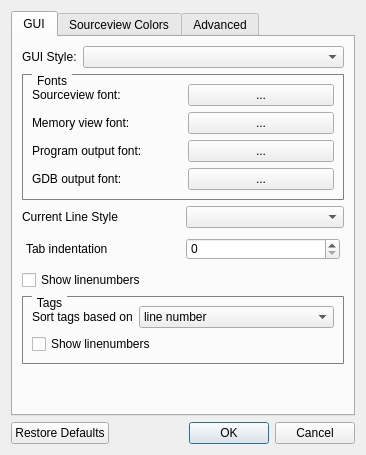
This is src/settingsdialog.ui in jhn98032/gede as Qt 5 draws it before an edit. The edited form follows.
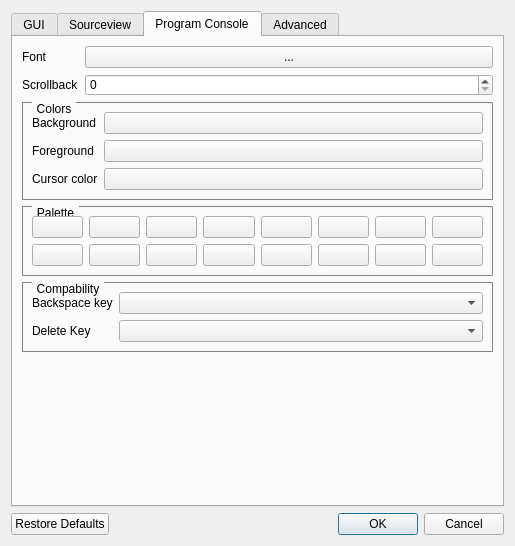
This is the edited form. The open tabs and pages were chosen to show the change. Custom widgets are drawn as their Qt base class.

Commit message: Added more program console settings in dialog

```diff
--- a/src/settingsdialog.ui
+++ b/src/settingsdialog.ui
@@ -6,8 +6,8 @@
    <rect>
     <x>0</x>
     <y>0</y>
-    <width>366</width>
-    <height>455</height>
+    <width>515</width>
+    <height>546</height>
    </rect>
   </property>
   <property name="windowTitle">
@@ -80,34 +80,7 @@
          </property>
          <layout class="QVBoxLayout" name="verticalLayout_6">
           <item>
-           <layout class="QHBoxLayout" name="horizontalLayout">
-            <item>
-             <widget class="QLabel" name="label">
-              <property name="minimumSize">
-               <size>
-                <width>150</width>
-                <height>0</height>
-               </size>
-              </property>
-              <property name="text">
-               <string>Sourceview font:</string>
-              </property>
-             </widget>
-            </item>
-            <item>
-             <widget class="QPushButton" name="pushButton_selectFont">
-              <property name="sizePolicy">
-               <sizepolicy hsizetype="MinimumExpanding" vsizetype="Fixed">
-                <horstretch>0</horstretch>
-                <verstretch>0</verstretch>
-               </sizepolicy>
-              </property>
-              <property name="text">
-               <string>...</string>
-              </property>
-             </widget>
-            </item>
-           </layout>
+           <layout class="QHBoxLayout" name="horizontalLayout"/>
           </item>
           <item>
            <layout class="QHBoxLayout" name="horizontalLayout_2">
@@ -140,34 +113,7 @@
            </layout>
           </item>
           <item>
-           <layout class="QHBoxLayout" name="horizontalLayout_3">
-            <item>
-             <widget class="QLabel" name="label_3">
-              <property name="minimumSize">
-               <size>
-                <width>150</width>
-                <height>0</height>
-               </size>
-              </property>
-              <property name="text">
-               <string>Program output font:</string>
-              </property>
-             </widget>
-            </item>
-            <item>
-             <widget class="QPushButton" name="pushButton_selectOutputFont">
-              <property name="sizePolicy">
-               <sizepolicy hsizetype="MinimumExpanding" vsizetype="Fixed">
-                <horstretch>0</horstretch>
-                <verstretch>0</verstretch>
-               </sizepolicy>
-              </property>
-              <property name="text">
-               <string>...</string>
-              </property>
-             </widget>
-            </item>
-           </layout>
+           <layout class="QHBoxLayout" name="horizontalLayout_3"/>
           </item>
           <item>
            <layout class="QHBoxLayout" name="horizontalLayout_4">
@@ -202,53 +148,6 @@
          </layout>
         </widget>
        </item>
-       <item>
-        <layout class="QHBoxLayout" name="horizontalLayout_9">
-         <item>
-          <widget class="QLabel" name="label_18">
-           <property name="text">
-            <string>Current Line Style</string>
-           </property>
-          </widget>
-         </item>
-         <item>
-          <widget class="QComboBox" name="comboBox_currentLineStyle"/>
-         </item>
-        </layout>
-       </item>
-       <item>
-        <layout class="QHBoxLayout" name="horizontalLayout_8">
-         <property name="leftMargin">
-          <number>4</number>
-         </property>
-         <property name="topMargin">
-          <number>4</number>
-         </property>
-         <property name="rightMargin">
-          <number>4</number>
-         </property>
-         <property name="bottomMargin">
-          <number>4</number>
-         </property>
-         <item>
-          <widget class="QLabel" name="label_16">
-           <property name="text">
-            <string>Tab indentation</string>
-           </property>
-          </widget>
-         </item>
-         <item>
-          <widget class="QSpinBox" name="spinBox_tabIndent"/>
-         </item>
-        </layout>
-       </item>
-       <item>
-        <widget class="QCheckBox" name="checkBox_showLineNo">
-         <property name="text">
-          <string>Show linenumbers</string>
-         </property>
-        </widget>
-       </item>
        <item>
         <widget class="QGroupBox" name="groupBox">
          <property name="styleSheet">
@@ -322,13 +221,26 @@
      </widget>
      <widget class="QWidget" name="tab">
       <attribute name="title">
-       <string>Sourceview Colors</string>
+       <string>Sourceview</string>
       </attribute>
       <layout class="QVBoxLayout" name="verticalLayout_4">
        <item>
-        <layout class="QGridLayout" name="gridLayout">
+        <layout class="QFormLayout" name="formLayout_3">
+         <item row="0" column="0">
+          <widget class="QLabel" name="label_3">
+           <property name="minimumSize">
+            <size>
+             <width>150</width>
+             <height>0</height>
+            </size>
+           </property>
+           <property name="text">
+            <string>Sourceview font:</string>
+           </property>
+          </widget>
+         </item>
          <item row="0" column="1">
-          <widget class="MColorButton" name="pushButton_clr_background">
+          <widget class="QPushButton" name="pushButton_selectFont">
            <property name="sizePolicy">
             <sizepolicy hsizetype="MinimumExpanding" vsizetype="Fixed">
              <horstretch>0</horstretch>
@@ -336,131 +248,471 @@
             </sizepolicy>
            </property>
            <property name="text">
-            <string/>
-           </property>
-          </widget>
-         </item>
-         <item row="0" column="0">
-          <widget class="QLabel" name="label_6">
-           <property name="text">
-            <string>Background</string>
+            <string>...</string>
            </property>
           </widget>
          </item>
          <item row="1" column="0">
-          <widget class="QLabel" name="label_7">
+          <widget class="QLabel" name="label_27">
            <property name="text">
-            <string>Comment</string>
-           </property>
-          </widget>
-         </item>
-         <item row="1" column="1">
-          <widget class="MColorButton" name="pushButton_clr_comment">
-           <property name="text">
-            <string/>
-           </property>
-          </widget>
-         </item>
-         <item row="2" column="1">
-          <widget class="MColorButton" name="pushButton_clr_string">
-           <property name="text">
-            <string/>
-           </property>
-          </widget>
-         </item>
-         <item row="3" column="1">
-          <widget class="MColorButton" name="pushButton_clr_incString">
-           <property name="text">
-            <string/>
+            <string>Tab indentation</string>
            </property>
           </widget>
          </item>
          <item row="2" column="0">
-          <widget class="QLabel" name="label_8">
+          <widget class="QLabel" name="label_25">
            <property name="text">
-            <string>String</string>
+            <string>Current Line Style</string>
            </property>
           </widget>
          </item>
-         <item row="3" column="0">
-          <widget class="QLabel" name="label_9">
-           <property name="text">
-            <string>Inc string</string>
-           </property>
-          </widget>
+         <item row="1" column="1">
+          <widget class="QSpinBox" name="spinBox_tabIndent"/>
          </item>
-         <item row="6" column="0">
-          <widget class="QLabel" name="label_12">
-           <property name="text">
-            <string>Number</string>
-           </property>
-          </widget>
+         <item row="2" column="1">
+          <widget class="QComboBox" name="comboBox_currentLineStyle"/>
          </item>
-         <item row="4" column="1">
-          <widget class="MColorButton" name="pushButton_clr_keyword">
+        </layout>
+       </item>
+       <item>
+        <widget class="QCheckBox" name="checkBox_showLineNo">
+         <property name="text">
+          <string>Show linenumbers</string>
+         </property>
+        </widget>
+       </item>
+       <item>
+        <widget class="QGroupBox" name="groupBox_991">
+         <property name="title">
+          <string>Colors</string>
+         </property>
+         <layout class="QGridLayout" name="gridLayout">
+          <property name="verticalSpacing">
+           <number>4</number>
+          </property>
+          <item row="1" column="0">
+           <widget class="QLabel" name="label_7">
+            <property name="text">
+             <string>Comment</string>
+            </property>
+           </widget>
+          </item>
+          <item row="7" column="1">
+           <widget class="MColorButton" name="pushButton_clr_foreground">
+            <property name="text">
+             <string/>
+            </property>
+           </widget>
+          </item>
+          <item row="1" column="1">
+           <widget class="MColorButton" name="pushButton_clr_comment">
+            <property name="text">
+             <string/>
+            </property>
+           </widget>
+          </item>
+          <item row="8" column="0">
+           <widget class="QLabel" name="label_17">
+            <property name="text">
+             <string>Current line</string>
+            </property>
+           </widget>
+          </item>
+          <item row="2" column="0">
+           <widget class="QLabel" name="label_8">
+            <property name="text">
+             <string>String</string>
+            </property>
+           </widget>
+          </item>
+          <item row="0" column="0">
+           <widget class="QLabel" name="label_6">
+            <property name="text">
+             <string>Background</string>
+            </property>
+           </widget>
+          </item>
+          <item row="2" column="1">
+           <widget class="MColorButton" name="pushButton_clr_string">
+            <property name="text">
+             <string/>
+            </property>
+           </widget>
+          </item>
+          <item row="4" column="1">
+           <widget class="MColorButton" name="pushButton_clr_keyword">
+            <property name="text">
+             <string/>
+            </property>
+           </widget>
+          </item>
+          <item row="6" column="1">
+           <widget class="MColorButton" name="pushButton_clr_number">
+            <property name="text">
+             <string/>
+            </property>
+           </widget>
+          </item>
+          <item row="5" column="0">
+           <widget class="QLabel" name="label_11">
+            <property name="text">
+             <string>Cpp keyword</string>
+            </property>
+           </widget>
+          </item>
+          <item row="6" column="0">
+           <widget class="QLabel" name="label_12">
+            <property name="text">
+             <string>Number</string>
+            </property>
+           </widget>
+          </item>
+          <item row="7" column="0">
+           <widget class="QLabel" name="label_13">
+            <property name="text">
+             <string>Foreground</string>
+            </property>
+           </widget>
+          </item>
+          <item row="3" column="0">
+           <widget class="QLabel" name="label_9">
+            <property name="text">
+             <string>Inc string</string>
+            </property>
+           </widget>
+          </item>
+          <item row="8" column="1">
+           <widget class="MColorButton" name="pushButton_clr_curLine">
+            <property name="text">
+             <string/>
+            </property>
+           </widget>
+          </item>
+          <item row="5" column="1">
+           <widget class="MColorButton" name="pushButton_clr_cppKeyword">
+            <property name="text">
+             <string/>
+            </property>
+           </widget>
+          </item>
+          <item row="3" column="1">
+           <widget class="MColorButton" name="pushButton_clr_incString">
+            <property name="text">
+             <string/>
+            </property>
+           </widget>
+          </item>
+          <item row="0" column="1">
+           <widget class="MColorButton" name="pushButton_clr_background">
+            <property name="sizePolicy">
+             <sizepolicy hsizetype="MinimumExpanding" vsizetype="Fixed">
+              <horstretch>0</horstretch>
+              <verstretch>0</verstretch>
+             </sizepolicy>
+            </property>
+            <property name="minimumSize">
+             <size>
+              <width>0</width>
+              <height>25</height>
+             </size>
+            </property>
+            <property name="text">
+             <string/>
+            </property>
+           </widget>
+          </item>
+          <item row="4" column="0">
+           <widget class="QLabel" name="label_10">
+            <property name="text">
+             <string>Keyword</string>
+            </property>
+           </widget>
+          </item>
+         </layout>
+        </widget>
+       </item>
+       <item>
+        <spacer name="verticalSpacer_4">
+         <property name="orientation">
+          <enum>Qt::Vertical</enum>
+         </property>
+         <property name="sizeHint" stdset="0">
+          <size>
+           <width>20</width>
+           <height>40</height>
+          </size>
+         </property>
+        </spacer>
+       </item>
+      </layout>
+     </widget>
+     <widget class="QWidget" name="tab_3">
+      <attribute name="title">
+       <string>Program Console</string>
+      </attribute>
+      <layout class="QVBoxLayout" name="verticalLayout_7">
+       <item>
+        <layout class="QFormLayout" name="formLayout_2">
+         <item row="1" column="0">
+          <widget class="QLabel" name="label_23">
            <property name="text">
-            <string/>
+            <string>Scrollback</string>
            </property>
           </widget>
          </item>
-         <item row="5" column="0">
-          <widget class="QLabel" name="label_11">
-           <property name="text">
-            <string>Cpp keyword</string>
+         <item row="1" column="1">
+          <widget class="QSpinBox" name="spinBox_progConScrollback">
+           <property name="maximum">
+            <number>99999</number>
            </property>
           </widget>
          </item>
-         <item row="4" column="0">
-          <widget class="QLabel" name="label_10">
+         <item row="0" column="0">
+          <widget class="QLabel" name="label_24">
            <property name="text">
-            <string>Keyword</string>
+            <string>Font</string>
            </property>
           </widget>
          </item>
-         <item row="7" column="0">
-          <widget class="QLabel" name="label_13">
-           <property name="text">
-            <string>Foreground</string>
+         <item row="0" column="1">
+          <widget class="QPushButton" name="pushButton_selectOutputFont">
+           <property name="sizePolicy">
+            <sizepolicy hsizetype="MinimumExpanding" vsizetype="Fixed">
+             <horstretch>0</horstretch>
+             <verstretch>0</verstretch>
+            </sizepolicy>
            </property>
-          </widget>
-         </item>
-         <item row="5" column="1">
-          <widget class="MColorButton" name="pushButton_clr_cppKeyword">
            <property name="text">
-            <string/>
+            <string>...</string>
            </property>
           </widget>
          </item>
-         <item row="6" column="1">
-          <widget class="MColorButton" name="pushButton_clr_number">
-           <property name="text">
-            <string/>
-           </property>
-          </widget>
-         </item>
-         <item row="7" column="1">
-          <widget class="MColorButton" name="pushButton_clr_foreground">
-           <property name="text">
-            <string/>
-           </property>
-          </widget>
-         </item>
-         <item row="8" column="0">
-          <widget class="QLabel" name="label_17">
-           <property name="text">
-            <string>Current line</string>
-           </property>
-          </widget>
-         </item>
-         <item row="8" column="1">
-          <widget class="MColorButton" name="pushButton_clr_curLine">
-           <property name="text">
-            <string/>
-           </property>
-          </widget>
-         </item>
         </layout>
        </item>
+       <item>
+        <widget class="QGroupBox" name="groupBox_3">
+         <property name="title">
+          <string>Colors</string>
+         </property>
+         <layout class="QVBoxLayout" name="verticalLayout_8">
+          <item>
+           <layout class="QGridLayout" name="gridLayout_2">
+            <item row="2" column="1">
+             <widget class="MColorButton" name="pushButton_progConCursorClr">
+              <property name="text">
+               <string/>
+              </property>
+             </widget>
+            </item>
+            <item row="0" column="0">
+             <widget class="QLabel" name="label_19">
+              <property name="text">
+               <string>Background</string>
+              </property>
+             </widget>
+            </item>
+            <item row="2" column="0">
+             <widget class="QLabel" name="label_20">
+              <property name="text">
+               <string>Cursor color</string>
+              </property>
+             </widget>
+            </item>
+            <item row="1" column="1">
+             <widget class="MColorButton" name="pushButton_progConFgClr">
+              <property name="text">
+               <string/>
+              </property>
+             </widget>
+            </item>
+            <item row="0" column="1">
+             <widget class="MColorButton" name="pushButton_progConBgClr">
+              <property name="sizePolicy">
+               <sizepolicy hsizetype="MinimumExpanding" vsizetype="Fixed">
+                <horstretch>0</horstretch>
+                <verstretch>0</verstretch>
+               </sizepolicy>
+              </property>
+              <property name="text">
+               <string/>
+              </property>
+             </widget>
+            </item>
+            <item row="1" column="0">
+             <widget class="QLabel" name="label_26">
+              <property name="text">
+               <string>Foreground</string>
+              </property>
+             </widget>
+            </item>
+           </layout>
+          </item>
+         </layout>
+        </widget>
+       </item>
+       <item>
+        <widget class="QGroupBox" name="groupBox_4">
+         <property name="title">
+          <string>Palette</string>
+         </property>
+         <layout class="QGridLayout" name="gridLayout_4">
+          <item row="0" column="4">
+           <widget class="MColorButton" name="pushButton_conClrBright5">
+            <property name="text">
+             <string/>
+            </property>
+           </widget>
+          </item>
+          <item row="0" column="6">
+           <widget class="MColorButton" name="pushButton_conClrBright7">
+            <property name="text">
+             <string/>
+            </property>
+           </widget>
+          </item>
+          <item row="0" column="2">
+           <widget class="MColorButton" name="pushButton_conClrBright3">
+            <property name="text">
+             <string/>
+            </property>
+           </widget>
+          </item>
+          <item row="0" column="1">
+           <widget class="MColorButton" name="pushButton_conClrBright2">
+            <property name="text">
+             <string/>
+            </property>
+           </widget>
+          </item>
+          <item row="0" column="0">
+           <widget class="MColorButton" name="pushButton_conClrBright1">
+            <property name="text">
+             <string/>
+            </property>
+           </widget>
+          </item>
+          <item row="0" column="7">
+           <widget class="MColorButton" name="pushButton_conClrBright8">
+            <property name="text">
+             <string/>
+            </property>
+           </widget>
+          </item>
+          <item row="0" column="5">
+           <widget class="MColorButton" name="pushButton_conClrBright6">
+            <property name="text">
+             <string/>
+            </property>
+           </widget>
+          </item>
+          <item row="0" column="3">
+           <widget class="MColorButton" name="pushButton_conClrBright4">
+            <property name="text">
+             <string/>
+            </property>
+           </widget>
+          </item>
+          <item row="1" column="0">
+           <widget class="MColorButton" name="pushButton_conClrNormal1">
+            <property name="text">
+             <string/>
+            </property>
+           </widget>
+          </item>
+          <item row="1" column="1">
+           <widget class="MColorButton" name="pushButton_conClrNormal2">
+            <property name="text">
+             <string/>
+            </property>
+           </widget>
+          </item>
+          <item row="1" column="2">
+           <widget class="MColorButton" name="pushButton_conClrNormal3">
+            <property name="text">
+             <string/>
+            </property>
+           </widget>
+          </item>
+          <item row="1" column="3">
+           <widget class="MColorButton" name="pushButton_conClrNormal4">
+            <property name="text">
+             <string/>
+            </property>
+           </widget>
+          </item>
+          <item row="1" column="4">
+           <widget class="MColorButton" name="pushButton_conClrNormal5">
+            <property name="text">
+             <string/>
+            </property>
+           </widget>
+          </item>
+          <item row="1" column="5">
+           <widget class="MColorButton" name="pushButton_conClrNormal6">
+            <property name="text">
+             <string/>
+            </property>
+           </widget>
+          </item>
+          <item row="1" column="6">
+           <widget class="MColorButton" name="pushButton_conClrNormal7">
+            <property name="text">
+             <string/>
+            </property>
+           </widget>
+          </item>
+          <item row="1" column="7">
+           <widget class="MColorButton" name="pushButton_conClrNormal8">
+            <property name="text">
+             <string/>
+            </property>
+           </widget>
+          </item>
+         </layout>
+        </widget>
+       </item>
+       <item>
+        <widget class="QGroupBox" name="groupBox_5">
+         <property name="title">
+          <string>Compability</string>
+         </property>
+         <layout class="QFormLayout" name="formLayout">
+          <item row="0" column="0">
+           <widget class="QLabel" name="label_21">
+            <property name="text">
+             <string>Backspace key</string>
+            </property>
+           </widget>
+          </item>
+          <item row="0" column="1">
+           <widget class="QComboBox" name="comboBox_backspaceKey"/>
+          </item>
+          <item row="1" column="1">
+           <widget class="QComboBox" name="comboBox_deleteKey"/>
+          </item>
+          <item row="1" column="0">
+           <widget class="QLabel" name="label_22">
+            <property name="text">
+             <string>Delete Key</string>
+            </property>
+           </widget>
+          </item>
+         </layout>
+        </widget>
+       </item>
+       <item>
+        <spacer name="verticalSpacer_3">
+         <property name="orientation">
+          <enum>Qt::Vertical</enum>
+         </property>
+         <property name="sizeHint" stdset="0">
+          <size>
+           <width>20</width>
+           <height>40</height>
+          </size>
+         </property>
+        </spacer>
+       </item>
       </layout>
      </widget>
      <widget class="QWidget" name="tab_2">
```
